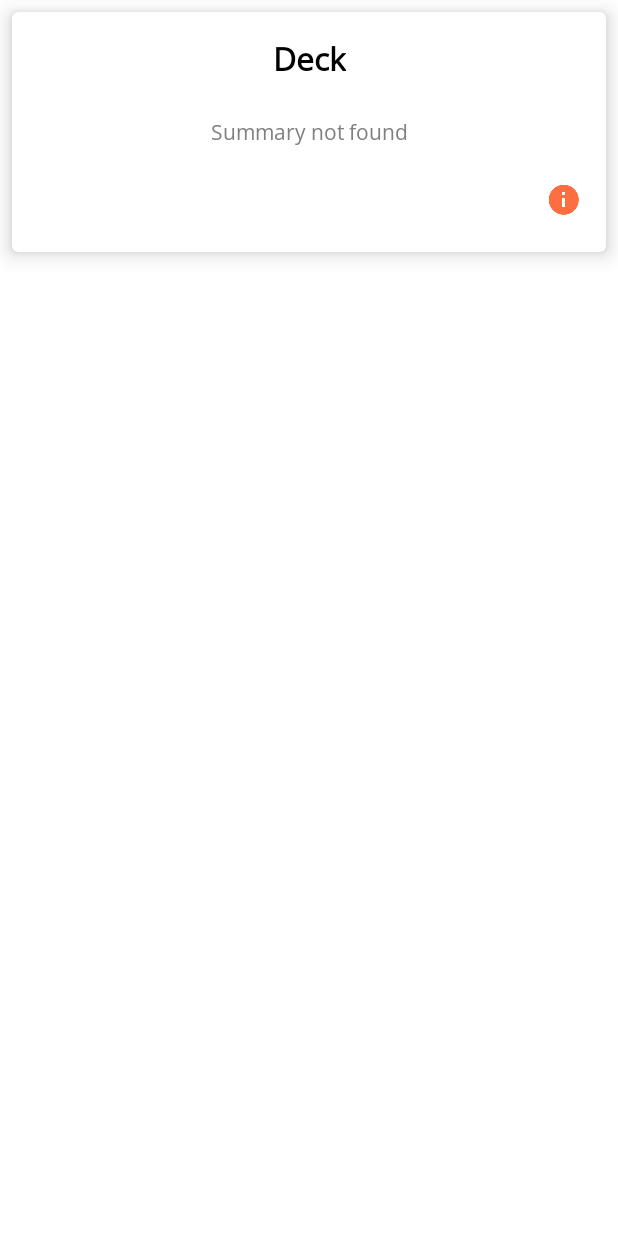
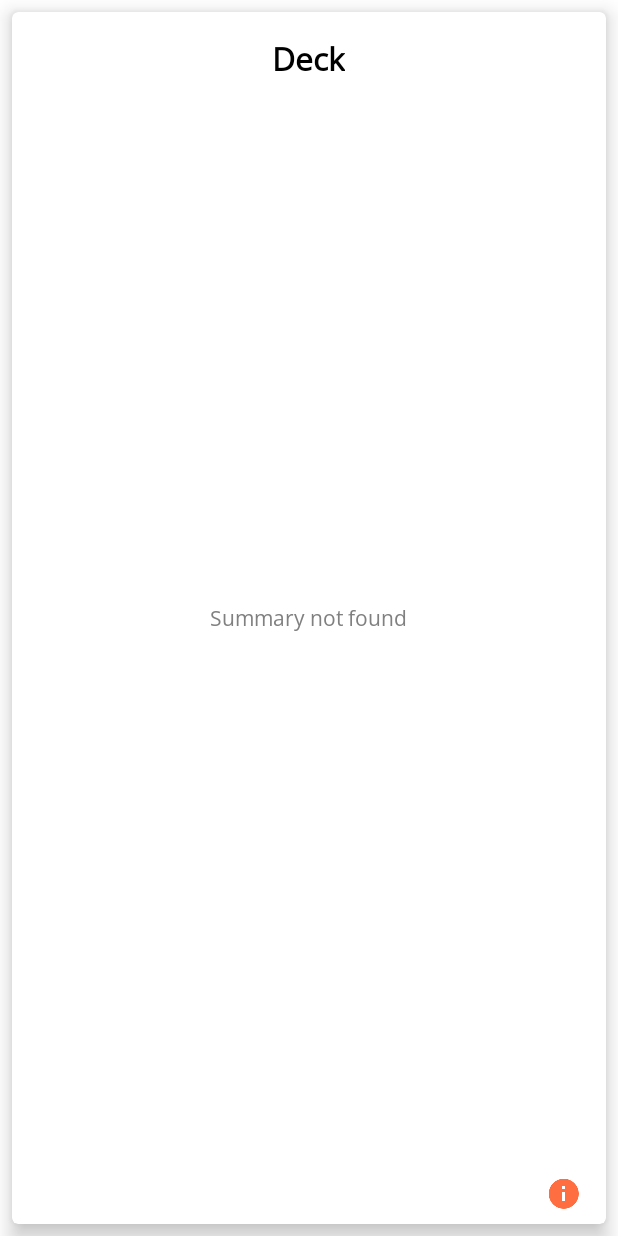
Before and after one commit to KunaalKumar/Ignis, an Android app: the layout character_card_deck.xml on its own in the app's theme, with its tools: preview values and no code run, on a phone screen of 412 x 824 dp. Run offline under Robolectric (Android 15) with nearby library versions, the phone set to English and light mode, and no system bars; Roboto replaces fonts that are not available here.

Commit message:
Change constraint layout to relative layout in character deck info card Fix bug with jumping while scrolling in character layout

```diff
--- a/app/src/main/java/com/kunaalkumar/ignis/activities/character/CharacterActivity.java
+++ b/app/src/main/java/com/kunaalkumar/ignis/activities/character/CharacterActivity.java
@@ -145,6 +145,7 @@
             getWindow().getDecorView().setSystemUiVisibility(View.SYSTEM_UI_FLAG_LIGHT_STATUS_BAR |
                     View.SYSTEM_UI_FLAG_LIGHT_NAVIGATION_BAR);
         }
+
     }
 
     @Override
--- a/app/src/main/res/layout/activity_character.xml
+++ b/app/src/main/res/layout/activity_character.xml
@@ -82,6 +82,7 @@
         <LinearLayout
             android:id="@+id/character_info_parent"
             android:layout_width="match_parent"
+            android:focusableInTouchMode="true"
             android:layout_height="wrap_content"
             android:orientation="vertical">
 
--- a/app/src/main/res/layout/character_card_deck.xml
+++ b/app/src/main/res/layout/character_card_deck.xml
@@ -9,7 +9,7 @@
     app:cardCornerRadius="4dp"
     app:cardElevation="8dp">
 
-    <androidx.constraintlayout.widget.ConstraintLayout
+    <RelativeLayout
         android:layout_width="match_parent"
         android:layout_height="wrap_content">
 
@@ -17,47 +17,42 @@
             android:id="@+id/character_deck_title"
             android:layout_width="wrap_content"
             android:layout_height="wrap_content"
+            android:layout_alignParentTop="true"
+            android:layout_centerHorizontal="true"
             android:layout_margin="16dp"
             android:fontFamily="@font/open_sans"
             android:text="@string/Deck"
             android:textAlignment="center"
             android:textColor="?attr/headingTextColor"
             android:textSize="21sp"
-            android:textStyle="bold"
-            app:layout_constraintBottom_toTopOf="@+id/character_deck_text"
-            app:layout_constraintEnd_toEndOf="parent"
-            app:layout_constraintStart_toStartOf="parent"
-            app:layout_constraintTop_toTopOf="parent" />
+            android:textStyle="bold" />
 
         <androidx.appcompat.widget.AppCompatImageView
             android:id="@+id/character_deck_info"
             android:layout_width="wrap_content"
             android:layout_height="wrap_content"
+            android:layout_alignParentBottom="true"
+            android:layout_alignParentEnd="true"
+            android:layout_marginBottom="8dp"
             android:layout_marginEnd="8dp"
-            android:layout_marginBottom="8dp"
             android:padding="8dp"
             android:src="@drawable/ic_info_24dp"
-            android:tooltipText="Information"
-            app:layout_constraintBottom_toBottomOf="parent"
-            app:layout_constraintEnd_toEndOf="parent"
-            app:layout_constraintTop_toBottomOf="@+id/character_deck_text" />
+            android:tooltipText="Information" />
 
         <TextView
             android:id="@+id/character_deck_text"
             android:layout_width="wrap_content"
             android:layout_height="wrap_content"
+            android:layout_below="@id/character_deck_title"
+            android:layout_centerInParent="true"
             android:layout_margin="8dp"
             android:fontFamily="@font/open_sans"
             android:padding="8dp"
             android:text="Summary not found"
             android:textAlignment="center"
-            android:textColor="?attr/textColor"
-            app:layout_constraintBottom_toBottomOf="parent"
-            app:layout_constraintEnd_toEndOf="parent"
-            app:layout_constraintStart_toStartOf="parent"
-            app:layout_constraintTop_toTopOf="parent" />
+            android:textColor="?attr/textColor" />
 
-    </androidx.constraintlayout.widget.ConstraintLayout>
+    </RelativeLayout>
 
 
 </com.google.android.material.card.MaterialCardView>
--- a/app/src/main/res/layout/character_comic_info.xml
+++ b/app/src/main/res/layout/character_comic_info.xml
@@ -31,8 +31,8 @@
             android:id="@+id/character_gi_publisher_title"
             android:layout_width="wrap_content"
             android:layout_height="wrap_content"
+            android:layout_alignParentStart="true"
             android:layout_below="@id/character_comic_title"
-            android:layout_alignParentStart="true"
             android:layout_margin="8dp"
             android:layout_marginBottom="8dp"
             android:fontFamily="@font/open_sans"
@@ -48,8 +48,8 @@
             android:layout_width="wrap_content"
             android:layout_height="wrap_content"
             android:layout_alignBaseline="@id/character_gi_publisher_title"
+            android:layout_alignParentEnd="true"
             android:layout_alignTop="@id/character_gi_publisher_title"
-            android:layout_alignParentEnd="true"
             android:layout_margin="8dp"
             android:layout_toEndOf="@id/character_gi_publisher_title"
             android:fontFamily="@font/open_sans"
@@ -62,9 +62,9 @@
             android:id="@+id/character_gi_creators_title"
             android:layout_width="wrap_content"
             android:layout_height="wrap_content"
+            android:layout_alignEnd="@id/character_gi_publisher_title"
+            android:layout_alignStart="@id/character_gi_publisher_title"
             android:layout_below="@id/character_gi_publisher"
-            android:layout_alignStart="@id/character_gi_publisher_title"
-            android:layout_alignEnd="@id/character_gi_publisher_title"
             android:layout_marginBottom="8dp"
             android:fontFamily="@font/open_sans"
             android:padding="8dp"
@@ -77,18 +77,18 @@
             android:id="@+id/character_gi_creators"
             android:layout_width="wrap_content"
             android:layout_height="wrap_content"
+            android:layout_alignEnd="@id/character_gi_publisher"
+            android:layout_alignStart="@id/character_gi_publisher"
             android:layout_below="@+id/character_gi_publisher"
-            android:layout_alignStart="@id/character_gi_publisher"
-            android:layout_alignEnd="@id/character_gi_publisher"
             tools:listitem="@layout/view_character_relation" />
 
         <TextView
             android:id="@+id/character_gi_issues_died_title"
             android:layout_width="wrap_content"
             android:layout_height="wrap_content"
+            android:layout_alignEnd="@id/character_gi_publisher_title"
+            android:layout_alignStart="@id/character_gi_creators_title"
             android:layout_below="@id/character_gi_creators"
-            android:layout_alignStart="@id/character_gi_creators_title"
-            android:layout_alignEnd="@id/character_gi_publisher_title"
             android:layout_marginBottom="8dp"
             android:fontFamily="@font/open_sans"
             android:padding="8dp"
@@ -101,10 +101,11 @@
             android:id="@+id/character_gi_issues_died"
             android:layout_width="wrap_content"
             android:layout_height="wrap_content"
+            android:layout_alignEnd="@id/character_gi_creators"
+            android:layout_alignStart="@id/character_gi_creators"
+            android:layout_below="@+id/character_gi_creators"
             android:layout_margin="8dp"
-            android:layout_below="@+id/character_gi_creators"
-            android:layout_alignStart="@id/character_gi_creators"
-            android:layout_alignEnd="@id/character_gi_creators"
+            android:nestedScrollingEnabled="false"
             tools:listitem="@layout/view_character_relation" />
 
     </RelativeLayout>
--- a/app/src/main/res/layout/character_powers_info.xml
+++ b/app/src/main/res/layout/character_powers_info.xml
@@ -35,6 +35,7 @@
             android:layout_alignParentStart="true"
             android:layout_below="@+id/character_power_title"
             android:layout_margin="8dp"
+            android:nestedScrollingEnabled="false"
             tools:listitem="@layout/view_character_relation" />
 
     </RelativeLayout>
--- a/app/src/main/res/layout/fragment_bottom_bar.xml
+++ b/app/src/main/res/layout/fragment_bottom_bar.xml
@@ -1,7 +1,6 @@
 <?xml version="1.0" encoding="utf-8"?>
 <androidx.constraintlayout.widget.ConstraintLayout xmlns:android="http://schemas.android.com/apk/res/android"
     xmlns:app="http://schemas.android.com/apk/res-auto"
-    xmlns:tools="http://schemas.android.com/tools"
     android:layout_width="match_parent"
     android:layout_height="match_parent"
     android:orientation="vertical">
```
Lines whose indentation alone changed are shown as unchanged.
